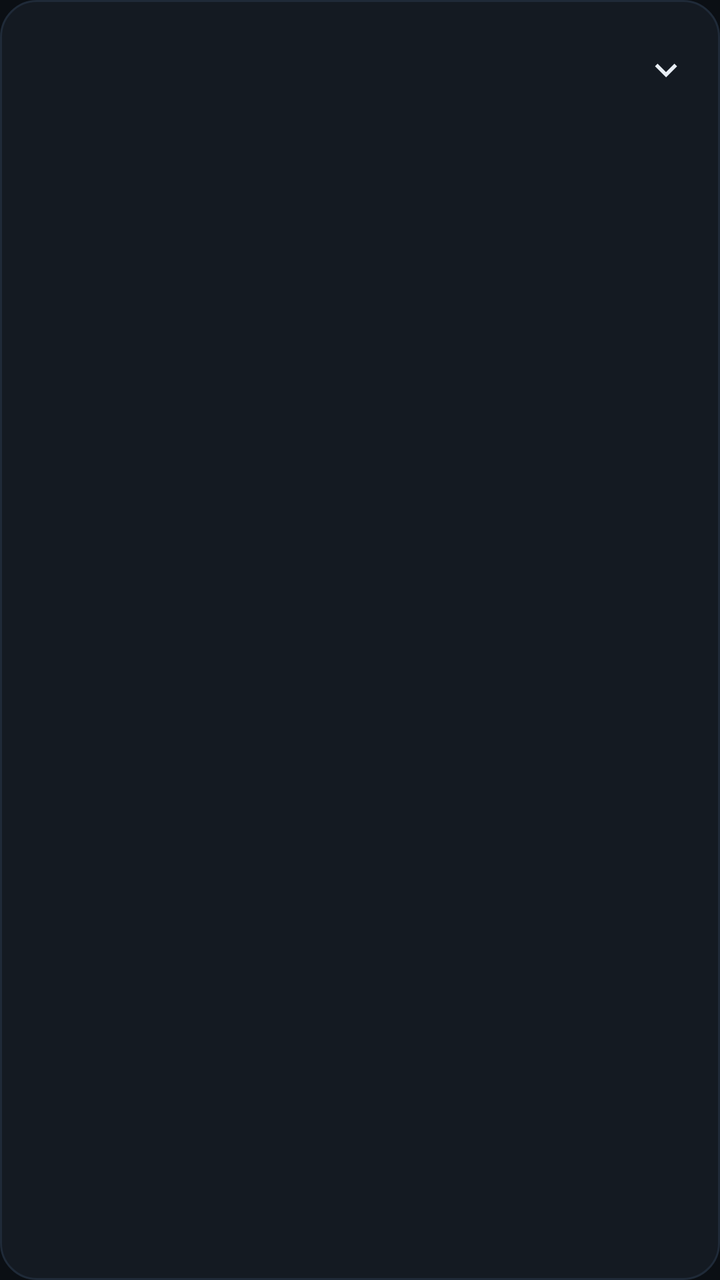
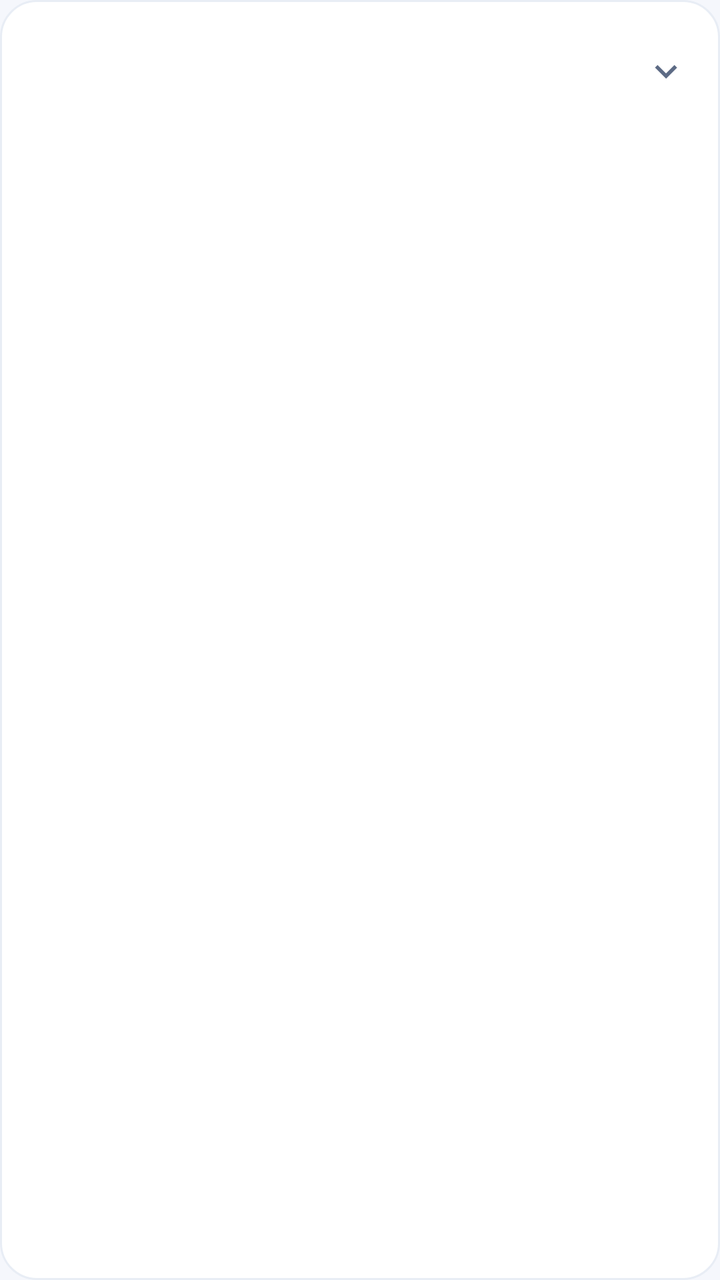

Compare the two renders of this Android layout. The source of the first and the diff that turns it into the second are given below.
<!-- AndroidManifest.xml: application theme AppTheme -->
<!-- res/layout/mode_card.xml -->
<?xml version="1.0" encoding="utf-8"?>
<LinearLayout xmlns:android="http://schemas.android.com/apk/res/android"
    android:layout_width="match_parent"
    android:layout_height="wrap_content"
    android:orientation="vertical"
    android:background="@drawable/bg_card"
    android:layout_marginBottom="12dp">

    
    <LinearLayout
        android:id="@+id/cardHeader"
        android:layout_width="match_parent"
        android:layout_height="wrap_content"
        android:orientation="horizontal"
        android:gravity="center_vertical"
        android:padding="16dp"
        android:background="?android:attr/selectableItemBackground">

        <View
            android:id="@+id/modeDot"
            android:layout_width="10dp"
            android:layout_height="10dp" />

        <LinearLayout
            android:layout_width="0dp"
            android:layout_height="wrap_content"
            android:layout_weight="1"
            android:layout_marginStart="12dp"
            android:orientation="vertical">

            <TextView
                android:id="@+id/modeTitle"
                android:layout_width="wrap_content"
                android:layout_height="wrap_content"
                android:textColor="@color/textPrimary"
                android:textSize="16sp"
                android:textStyle="bold" />

            <TextView
                android:id="@+id/modeSubtitle"
                android:layout_width="wrap_content"
                android:layout_height="wrap_content"
                android:layout_marginTop="2dp"
                android:textColor="@color/textSecondary"
                android:textSize="11sp" />
        </LinearLayout>

        <ImageView
            android:id="@+id/expandArrow"
            android:layout_width="22dp"
            android:layout_height="22dp"
            android:src="@drawable/ic_arrow_down"
            android:contentDescription="展开" />
    </LinearLayout>

    
    <LinearLayout
        android:id="@+id/paramsBox"
        android:layout_width="match_parent"
        android:layout_height="wrap_content"
        android:orientation="vertical"
        android:paddingStart="16dp"
        android:paddingEnd="16dp"
        android:paddingBottom="16dp"
        android:visibility="gone" />
</LinearLayout>
<!-- resources referenced by this layout -->
<resources>
  <color name="textPrimary">#E8EEF5</color>
  <color name="textSecondary">#8B98A8</color>
  <!-- drawable bg_card (drawable) -->
  <?xml version="1.0" encoding="utf-8"?>
  <shape xmlns:android="http://schemas.android.com/apk/res/android">
      <solid android:color="@color/bgCard" />
      <corners android:radius="18dp" />
      <stroke android:width="1dp" android:color="@color/bgCardStroke" />
  </shape>
  <!-- drawable ic_arrow_down (drawable) -->
  <?xml version="1.0" encoding="utf-8"?>
  <vector xmlns:android="http://schemas.android.com/apk/res/android"
      android:width="24dp" android:height="24dp"
      android:viewportWidth="24" android:viewportHeight="24">
      <path android:fillColor="#E8EEF5"
          android:pathData="M16.59,8.59L12,13.17 7.41,8.59 6,10l6,6 6,-6z" />
  </vector>
  <style name="AppTheme" parent="android:Theme.Material.NoActionBar">
          <item name="android:windowBackground">@color/bg</item>
          <item name="android:colorPrimary">@color/accent</item>
          <item name="android:colorAccent">@color/accent</item>
          <item name="android:statusBarColor">@color/bg</item>
          <item name="android:navigationBarColor">@color/bg</item>
          <item name="android:windowLightStatusBar">false</item>
          <item name="android:colorControlActivated">@color/accent</item>
          <item name="android:colorControlNormal">@color/textDim</item>
      </style>
  <color name="bgCard">#141A22</color>
  <color name="bgCardStroke">#1F2A38</color>
  <color name="bg">#0B0F14</color>
  <color name="accent">#22D3EE</color>
  <color name="textDim">#5C6875</color>
</resources>

<!-- the commit's change to res/layout/mode_card.xml (unified diff, before → after) -->
@@ -33,7 +33,7 @@
                 android:layout_width="wrap_content"
                 android:layout_height="wrap_content"
                 android:textColor="@color/textPrimary"
-                android:textSize="16sp"
+                android:textSize="17sp"
                 android:textStyle="bold" />
 
             <TextView
<!-- resource entries referenced after the edit -->
@@ -1,7 +1,7 @@
 <!-- resources referenced by this layout -->
 <resources>
-  <color name="textPrimary">#E8EEF5</color>
-  <color name="textSecondary">#8B98A8</color>
+  <color name="textPrimary">#1B2540</color>
+  <color name="textSecondary">#5D6B85</color>
   <!-- drawable bg_card (drawable) -->
   <?xml version="1.0" encoding="utf-8"?>
   <shape xmlns:android="http://schemas.android.com/apk/res/android">
@@ -14,23 +14,23 @@
   <vector xmlns:android="http://schemas.android.com/apk/res/android"
       android:width="24dp" android:height="24dp"
       android:viewportWidth="24" android:viewportHeight="24">
-      <path android:fillColor="#E8EEF5"
+      <path android:fillColor="#5D6B85"
           android:pathData="M16.59,8.59L12,13.17 7.41,8.59 6,10l6,6 6,-6z" />
   </vector>
-  <style name="AppTheme" parent="android:Theme.Material.NoActionBar">
+  <style name="AppTheme" parent="android:Theme.Material.Light.NoActionBar">
           <item name="android:windowBackground">@color/bg</item>
           <item name="android:colorPrimary">@color/accent</item>
           <item name="android:colorAccent">@color/accent</item>
           <item name="android:statusBarColor">@color/bg</item>
           <item name="android:navigationBarColor">@color/bg</item>
-          <item name="android:windowLightStatusBar">false</item>
+          <item name="android:windowLightStatusBar">true</item>
           <item name="android:colorControlActivated">@color/accent</item>
           <item name="android:colorControlNormal">@color/textDim</item>
       </style>
-  <color name="bgCard">#141A22</color>
-  <color name="bgCardStroke">#1F2A38</color>
-  <color name="bg">#0B0F14</color>
-  <color name="accent">#22D3EE</color>
-  <color name="textDim">#5C6875</color>
+  <color name="bgCard">#FFFFFF</color>
+  <color name="bgCardStroke">#E8EDF5</color>
+  <color name="bg">#F5F7FC</color>
+  <color name="accent">#00B8E0</color>
+  <color name="textDim">#9AA7BD</color>
 </resources>
 
